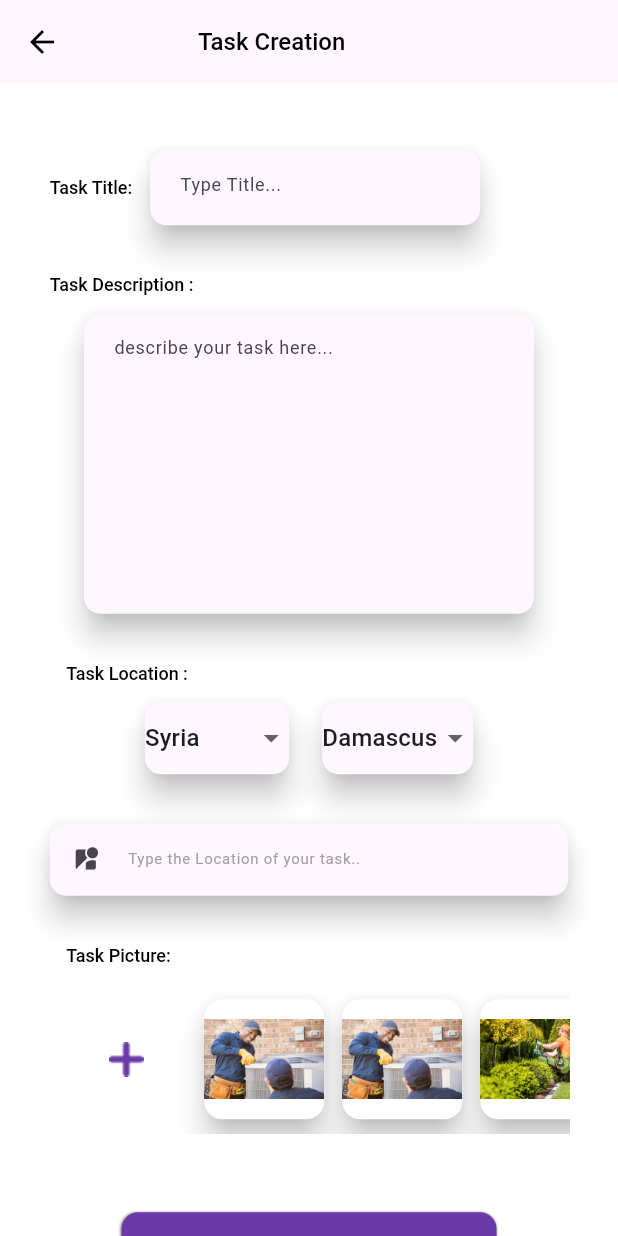
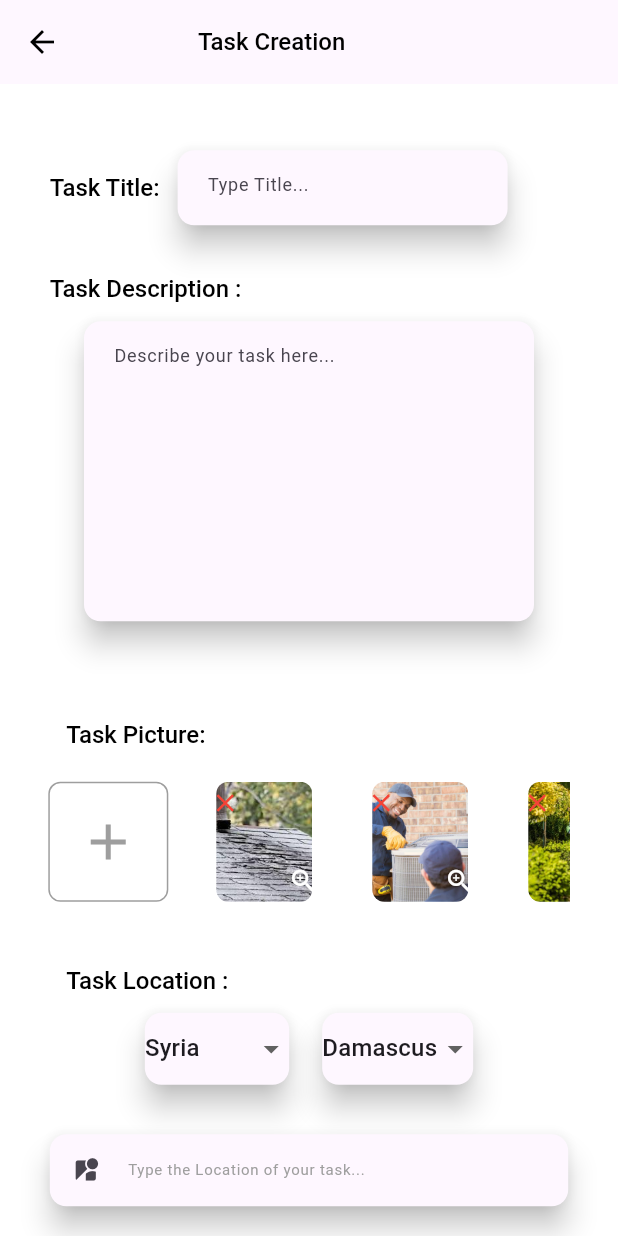
Before and after one commit to odai002/Fixit_App, a Flutter app: the Taskpage screen opened directly, on a phone screen of 412 x 824 dp. Run offline on Flutter 3.47's test engine with Material 3 defaults, Android fonts, the phone set to English and light mode, and no system bars; our stand-ins replace flutter_otp_text_field, get, google_fonts, image_picker, lottie; Roboto replaces fonts that are missing (Libre Caslon Text).

Commit message:
KAN-62
fixing few components and the task page image button and adding images in a list and making them bigger

```diff
--- a/lib/View/Screen/Home_Owner/Input_onwer/Home_app/task_page.dart
+++ b/lib/View/Screen/Home_Owner/Input_onwer/Home_app/task_page.dart
@@ -8,97 +8,131 @@ import 'package:image_picker/image_picker.dart';
 
 import '../../../../Widgets/Custom_Button.dart';
 import '../../../../Widgets/Custom_DropdownMenu.dart';
-import '../../../../Widgets/Custome_image_Button_H.dart';
+
 import '../../../../Widgets/custom_textfield.dart';
 import '../../../../Widgets/custom_textfield_verify.dart';
 
+import '../../../../Widgets/custom_image_text_button.dart' as button;
 
 
 class Taskpage extends StatefulWidget {
+  const Taskpage({super.key});
 
   @override
   _TaskpageState createState() => _TaskpageState();
 }
 
 class _TaskpageState extends State<Taskpage> {
-
-
   final titleController = TextEditingController();
   final describeController = TextEditingController();
   final locationController = TextEditingController();
-  String selectedCountry='';
-  String selectedCity='';
+  String selectedCountry = '';
+  String selectedCity = '';
+
+  final List<button.ImageTextButton> _imageButtons = [];
+
+
+  @override
+  void initState() {
+    super.initState();
+    _imageButtons.addAll([
+      button.ImageTextButton(
+        imageProvider: const AssetImage('assets/4.jpg'),
+        onRemove: () => _removeImage(0),
+      ),
+      button.ImageTextButton(
+        imageProvider: const AssetImage('assets/5.jpg'),
+        onRemove: () => _removeImage(1),
+      ),
+      button.ImageTextButton(
+        imageProvider: const AssetImage('assets/6.jpg'),
+        onRemove: () => _removeImage(2),
+      ),
+      button.ImageTextButton(
+        imageProvider: const AssetImage('assets/7.jpg'),
+        onRemove: () => _removeImage(3),
+      ),
+    ]);
+  }
+  void _addImage(File image) {
+    final imageButton = button.ImageTextButton(
+      imageProvider: FileImage(image),
+      onRemove: () => _removeImage(_imageButtons.length-1),
+    );
+    setState(() {
+      _imageButtons.add(imageButton);
+    });
+  }
+
+
+  void _removeImage(int index) {
+    setState(() {
+      _imageButtons.removeAt(index);
+    });
+  }
 
   @override
   Widget build(BuildContext context) {
-
     return Scaffold(
       backgroundColor: Colors.white,
-
       appBar: AppBar(
-        title:  Padding(
+        title: Padding(
           padding: const EdgeInsets.only(left: 60),
           child: RichText(
             text: TextSpan(
               children: [
                 TextSpan(
-
-                    text:  "Task Creation",
-                    style: GoogleFonts.getFont('Libre Caslon Text',
+                  text: "Task Creation",
+                  style: GoogleFonts.getFont(
+                    'Libre Caslon Text',
                     fontWeight: FontWeight.w500,
                     fontSize: 16,
-                      color: Color(0xff000000),
+                    color: const Color(0xff000000),
                   ),
                 ),
-                ]
+              ],
             ),
           ),
         ),
         leading: BackButton(
-          color: Colors.black, // Customizing the color of the back button
+          color: Colors.black,
           onPressed: () {
             Navigator.pop(context);
           },
-          // You can also customize the icon by providing a different icon widget
-          // icon: Icon(Icons.arrow_back),
         ),
       ),
       resizeToAvoidBottomInset: false,
       body: Center(
-        child:SingleChildScrollView(
+        child: SingleChildScrollView(
           padding: EdgeInsets.only(
             bottom: MediaQuery.of(context).viewInsets.bottom,
-
           ),
-          child:   Container(
-            width:  double.maxFinite,
-            padding: EdgeInsets.all(32.2),
-            child: Column  (
+          child: Container(
+            width: double.maxFinite,
+            padding: const EdgeInsets.all(32.2),
+            child: Column(
                 children: [
-                SizedBox(height: 12),
-                Padding(padding: EdgeInsets.symmetric(horizontal:  1
-                ),
+                  const SizedBox(height: 12),
+                  Padding(
+                    padding: const EdgeInsets.symmetric(horizontal: 1),
                     child: Row(
                       children: [
                         RichText(
                           text: TextSpan(
                             children: [
                               TextSpan(
-
-                                text:  "Task Title:",
-                                style: GoogleFonts.getFont('Libre Caslon Text',
+                                text: "Task Title:",
+                                style: GoogleFonts.getFont(
+                                  'Libre Caslon Text',
                                   fontWeight: FontWeight.w500,
-                                  fontSize: 12,
-                                  color: Color(0xff000000),
+                                  fontSize: 16,
+                                  color: const Color(0xff000000),
                                 ),
                               ),
-                            ]
-
+                            ],
                           ),
-
                         ),
-                      SizedBox(width: 12),
-
+                        const SizedBox(width: 12),
                         CustomTextFieldVerify(
                           maxLine: 1,
                           HintText: 'Type Title...',
@@ -106,17 +140,17 @@ class _TaskpageState extends State<Taskpage> {
                           controller: titleController,
                           prefixIcon: null,
                           inputType: TextInputType.name,
-                        textCapitalization: TextCapitalization.words, width: 220, align: TextAlign.left, height: 50,
+                          textCapitalization: TextCapitalization.words,
+                          width: 220,
+                          align: TextAlign.left,
+                          height: 50,
                         ),
                       ],
                     ),
-
                   ),
-
-                SizedBox(height: 33),
-
-                Padding(padding: EdgeInsets.symmetric(horizontal:  1
-                ),
+                  const SizedBox(height: 33),
+                  Padding(
+                    padding: const EdgeInsets.symmetric(horizontal: 1),
                     child: Column(
                       mainAxisAlignment: MainAxisAlignment.start,
                       children: [
@@ -126,227 +160,200 @@ class _TaskpageState extends State<Taskpage> {
                             text: TextSpan(
                               children: [
                                 TextSpan(
-
-                                  text:  "Task Description : ",
-                                  style: GoogleFonts.getFont('Libre Caslon Text',
+                                  text: "Task Description : ",
+                                  style: GoogleFonts.getFont(
+                                    'Libre Caslon Text',
                                     fontWeight: FontWeight.w500,
-                                    fontSize: 12,
-                                    color: Color(0xff000000),
+                                    fontSize: 16,
+                                    color: const Color(0xff000000),
                                   ),
                                 ),
-                              ]
-
-                          ),
-
+                              ],
                             ),
                           ),
-                      SizedBox(height: 12),
-
+                        ),
+                        const SizedBox(height: 12),
                         CustomTextFieldVerify(
                           maxLine: 20,
-                        HintText: 'describe your task here...',
+                          HintText: 'Describe your task here...',
                           maxLength: 400,
                           controller: describeController,
                           prefixIcon: null,
                           inputType: TextInputType.name,
-                        textCapitalization: TextCapitalization.words, width: 300, align: TextAlign.left, height: 200,
-
+                          textCapitalization: TextCapitalization.words,
+                          width: 300,
+                          align: TextAlign.left,
+                          height: 200,
                         ),
                       ],
                     ),
-
                   ),
-
-                SizedBox(height: 33),
+                  const SizedBox(height: 33),
                   Column(
                     children: [
+                      const SizedBox(height: 33),
                       Align(
                         alignment: Alignment.topLeft,
                         child: Padding(
-                        padding: const EdgeInsets.only(left:12),
+                          padding: const EdgeInsets.only(left: 12),
                           child: RichText(
                             text: TextSpan(
                               children: [
                                 TextSpan(
-
-                                  text:  "Task Location : ",
-                                  style: GoogleFonts.getFont('Libre Caslon Text',
+                                  text: "Task Picture: ",
+                                  style: GoogleFonts.getFont(
+                                    'Libre Caslon Text',
                                     fontWeight: FontWeight.w500,
-                                    fontSize: 12,
-                                    color: Color(0xff000000),
+                                    fontSize: 16,
+                                    color: const Color(0xff000000),
                                   ),
                                 ),
-                              ]
-
-                          ),
-
+                              ],
                             ),
                           ),
                         ),
-                    SizedBox(height: 12),
-                    Row(
-                      mainAxisAlignment: MainAxisAlignment.center,
-
-                      children: [
-
-                        DropdownMenuExample(
-                          items: ['Syria','Jordan','Qatar'],
-                          onSelected:(String value){
-                            setState(() {
-                              selectedCountry = value;
-                            });
-                          },
-
                       ),
-                        SizedBox(width: 22),
-
-                        DropdownMenuExample(
-                          items: ['Damascus','Aleepo','Homs','Amman','AL_Douha'],
-                          onSelected:(String value){
-                            setState(() {
-                              selectedCity=value;
-                            });
-                          },
-
-
-                        ),
-
-                      ],
-                    ),
-                  ],
-                ),
-                SizedBox(height: 33),
-                Padding(padding: EdgeInsets.symmetric(horizontal:  1
-                ),
-                  child: CustomTextField(
-                    validator:(value){},
-                    maxLength: 100,
-                    obscureText: false,
-                    controller: locationController,
-                    name: "Type the Location of your task..",
-                    prefixIcon: Icons.streetview_rounded,
-                    inputType: TextInputType.name,
-                    textCapitalization: TextCapitalization.words, suffixIcon: null,
-                  ),
-
-                ),
-                SizedBox(height: 33),
-
-                Align(
-                  alignment: Alignment.topLeft,
-                  child: Padding(
-                    padding: const EdgeInsets.only(left:12),
-                    child: RichText(
-                      text: TextSpan(
-                          children: [
-                            TextSpan(
-
-                              text:  "Task Picture: ",
-                              style: GoogleFonts.getFont('Libre Caslon Text',
-                                fontWeight: FontWeight.w500,
-                                fontSize: 12,
-                                color: Color(0xff000000),
-                              ),
-                            ),
-                          ]
-
-                      ),
-
-                    ),
-                  ),
-                ),
-                SizedBox(height: 12),
-
-                SingleChildScrollView (
+                      const SizedBox(height: 12),
+                      SingleChildScrollView(
                         scrollDirection: Axis.horizontal,
                         child: SizedBox(
                           height: 100,
                           child: Row(
                             children: [
-
-                        SizedBox(width: 12),
-                        Container(child: ImageTextButton(),width:80,),
-                        SizedBox(width: 12),
-
-                        ImageTextButtonH(onPressed: () {  },  image: const AssetImage('assets/5.jpg'), text: '',),
-                        SizedBox(width: 12),
-
-                        ImageTextButtonH(onPressed: () {  },  image: const AssetImage('assets/5.jpg'), text: '',),
-                        SizedBox(width: 12),
-
-                        ImageTextButtonH(onPressed: () {  },  image: const AssetImage('assets/6.jpg'), text: '',),
-                        SizedBox(width: 12),
-
-                        ImageTextButtonH(onPressed: () {  },  image: const AssetImage('assets/7.jpg'), text: '',),
-                        SizedBox(width: 12),
-
-
+                              SizedBox(
+                                width: 80,
+                                child: AddButton(onImageSelected: _addImage),
+                              ),
+                              const SizedBox(width: 12),
+                              ..._imageButtons.map((button) {
+                                return Padding(
+                                  padding: const EdgeInsets.symmetric(horizontal: 12),
+                                  child: SizedBox(
+                                    width: 80,
+                                    child: button,
+                                  ),
+                                );
+                              }),
                             ],
                           ),
                         ),
                       ),
-
-                SizedBox(height: 50),
-                Padding(padding: EdgeInsets.symmetric(horizontal:  1
+                      const SizedBox(height: 33),
+                      Align(
+                        alignment: Alignment.topLeft,
+                        child: Padding(
+                          padding: const EdgeInsets.only(left: 12),
+                          child: RichText(
+                            text: TextSpan(
+                              children: [
+                                TextSpan(
+                                  text: "Task Location : ",
+                                  style: GoogleFonts.getFont(
+                                    'Libre Caslon Text',
+                                    fontWeight: FontWeight.w500,
+                                    fontSize: 16,
+                                    color: const Color(0xff000000),
                                   ),
-                  child:   CustomButton(
+                                ),
+                              ],
+                            ),
+                          ),
+                        ),
+                      ),
+                      const SizedBox(height: 12),
+                      Row(
+                        mainAxisAlignment: MainAxisAlignment.center,
+                        children: [
+                          DropdownMenuExample(
+                            items: const ['Syria', 'Jordan', 'Qatar'],
+                            onSelected: (String value) {
+                              setState(() {
+                                selectedCountry = value;
+                              });
+                            },
+                          ),
+                          const SizedBox(width: 22),
+                          DropdownMenuExample(
+                            items: const ['Damascus', 'Aleppo', 'Homs', 'Amman', 'Doha'],
+                            onSelected: (String value) {
+                              setState(() {
+                                selectedCity = value;
+                              });
+                            },
+                          ),
+                        ],
+                      ),
+                    ],
+                  ),
+                  const SizedBox(height: 33),
+                  Padding(
+                    padding: const EdgeInsets.symmetric(horizontal: 1),
+                    child: CustomTextField(
+                      validator: (value) {
+                        return null;
+                      },
+                      maxLength: 100,
+                      obscureText: false,
+                      controller: locationController,
+                      name: "Type the Location of your task...",
+                      prefixIcon: Icons.streetview_rounded,
+                      inputType: TextInputType.name,
+                      textCapitalization: TextCapitalization.words,
+                      suffixIcon: null,
+                    ),
+                  ),
+                  const SizedBox(height: 50),
+                  Padding(
+                    padding: const EdgeInsets.symmetric(horizontal: 1),
+                    child: CustomButton(
                       width: 250,
                       textcolor: 0xffffffff,
                       text: 'Send Task',
-                    backgroundColor: Color(0xff6A3BA8),
-                    onPressed: () async{
-
-                    }, height: 50, fontSize: 12,
+                      backgroundColor:const Color(0xff6A3BA8),
+                      onPressed: () async {
+                        // Implement your onPressed logic here
+                      },
+                      height: 50,
+                      fontSize: 16,
                     ),
                   ),
-
-
-              ],
-
+                ]
             ),
           ),
-
         ),
       ),
     );
-
-
+  }
 }
 
-}
+class AddButton extends StatelessWidget {
+  final Function(File) onImageSelected;
 
-class ImageTextButton extends StatefulWidget {
-  @override
-  _ImageTextButtonState createState() => _ImageTextButtonState();
-}
+  const AddButton({super.key, required this.onImageSelected});
 
-class _ImageTextButtonState extends State<ImageTextButton> {
-  File? _image;
-
-  Future<void> _pickImage() async {
-    final pickedFile = await ImagePicker().pickImage(
-        source: ImageSource.gallery);
+  Future<void> _pickImage(BuildContext context) async {
+    final pickedFile = await ImagePicker().pickImage(source: ImageSource.gallery);
     if (pickedFile != null) {
-      setState(() {
-        _image = File(pickedFile.path);
-      });
+      final imageFile = File(pickedFile.path);
+      onImageSelected(imageFile);
     }
   }
 
   @override
   Widget build(BuildContext context) {
-    return Column(
-      mainAxisAlignment: MainAxisAlignment.center,
-      children: <Widget>[
-        GestureDetector(
-          onTap: _pickImage,
-          child: _image == null
-              ? Image.asset('assets/Union.png',width: 80,)
-              : Image.file(_image!,height:80),
+    return GestureDetector(
+      onTap: () => _pickImage(context),
+      child: Container(
+        width: 80,
+        height: 80,
+        decoration: BoxDecoration(
+          border: Border.all(color: Colors.grey),
+          borderRadius: BorderRadius.circular(8),
         ),
-        // SizedBox(height: 100),
-        //Text(_image == null ? 'Add image' : 'Image selected.'),
-      ],
+        child: const Center(
+          child: Icon(Icons.add, size: 40, color: Colors.grey),
+        ),
+      ),
     );
   }
 }
--- /dev/null
+++ b/lib/View/Widgets/custom_image_text_button.dart
@@ -0,0 +1,56 @@
+import 'dart:io';
+import 'package:flutter/material.dart';
+
+
+class ImageTextButton extends StatelessWidget {
+  final ImageProvider imageProvider;
+  final VoidCallback onRemove;
+
+
+  const ImageTextButton({super.key, required this.imageProvider, required this.onRemove});
+
+  void _resizeImage(BuildContext context) {
+    showDialog(
+      context: context,
+      builder: (_) => Dialog(
+        child: Image(image: imageProvider)
+        ),
+      );
+  }
+
+  @override
+  Widget build(BuildContext context) {
+    return Stack(
+      children: [
+        Container(
+          width: 80,
+          height: 80,
+          margin: const EdgeInsets.symmetric(horizontal: 8),
+          decoration: BoxDecoration(
+            image: DecorationImage(
+              image: imageProvider,
+              fit: BoxFit.cover,
+            ),
+            borderRadius: BorderRadius.circular(8),
+          ),
+        ),
+        Positioned(
+          top: 4,
+          left: 4,
+          child: GestureDetector(
+            onTap: onRemove,
+            child: const Icon(Icons.close, color: Colors.red, size: 20),
+          ),
+        ),
+        Positioned(
+          bottom: 4,
+          right: 4,
+          child: GestureDetector(
+            onTap: () => _resizeImage(context),
+            child: const Icon(Icons.zoom_in, color: Colors.white, size: 20),
+          ),
+        ),
+      ],
+    );
+  }
+}
```
Lines whose indentation alone changed are shown as unchanged.
